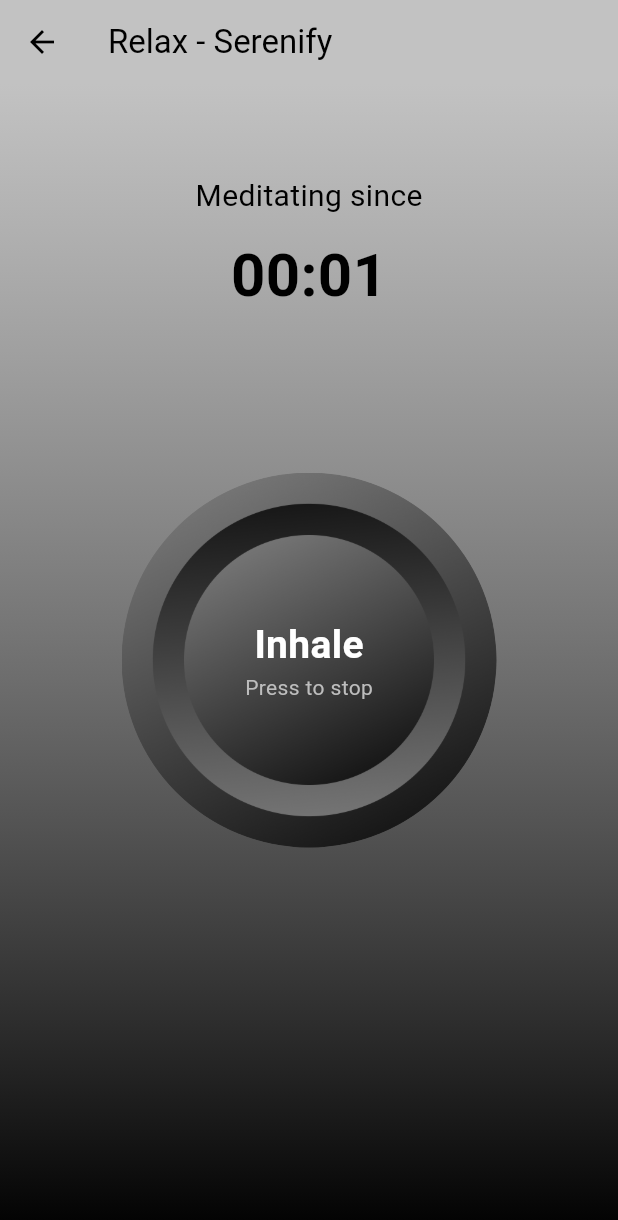
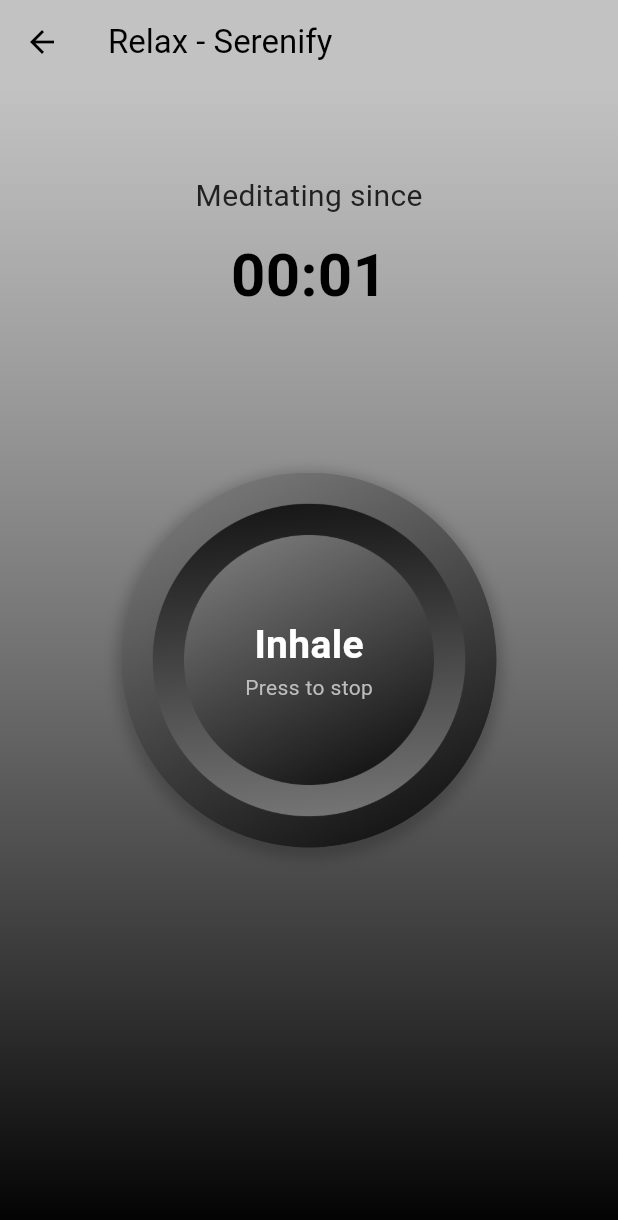
Before and after one commit to Jagjit0306/Myriad, a Flutter app: the SerenifyBreathePage screen opened by its route, after a tap on "Start", on a phone screen of 412 x 824 dp. Shown: the top 1220 px of the screen. Run offline on Flutter 3.47's test engine with Material 3 defaults, Android fonts, the phone set to English and light mode, and no system bars; our stand-ins replace audioplayers, camera, cloud_firestore, dash_chat_2, firebase_auth, firebase_core and 9 more; missing offline and left inert: colornames, google_maps_webservice; accounts and stored records are empty; generated files the repository leaves out were written again.

Commit message:
Update serenify_breathe_page.dart

```diff
--- a/myriad/lib/pages/serenify_breathe_page.dart
+++ b/myriad/lib/pages/serenify_breathe_page.dart
@@ -130,7 +130,7 @@ class _SerenifyBreathePageState extends State<SerenifyBreathePage> {
                         children: [
                           Text(
                             "Meditating since",
-                            style: TextStyle(color: Colors.black, fontSize: 20),
+                            style: TextStyle(color: Colors.grey.shade900, fontSize: 20),
                           ),
                           SizedBox(
                             height: 10,
@@ -228,6 +228,14 @@ class SerenifyRoundButton extends StatelessWidget {
       height: 250.0,
       decoration: BoxDecoration(
         shape: BoxShape.circle,
+        boxShadow: [
+        BoxShadow(
+          color: Color.fromRGBO(0, 0, 0, 0.2),
+          spreadRadius: 4,
+          blurRadius: 7,
+          offset: Offset(0, 3), // changes position of shadow
+        ),
+        ],
         image: DecorationImage(
         image: AssetImage('assets/Serenify_Round_Button.png'),
         fit: BoxFit.cover,
```
Lines whose indentation alone changed are shown as unchanged.
